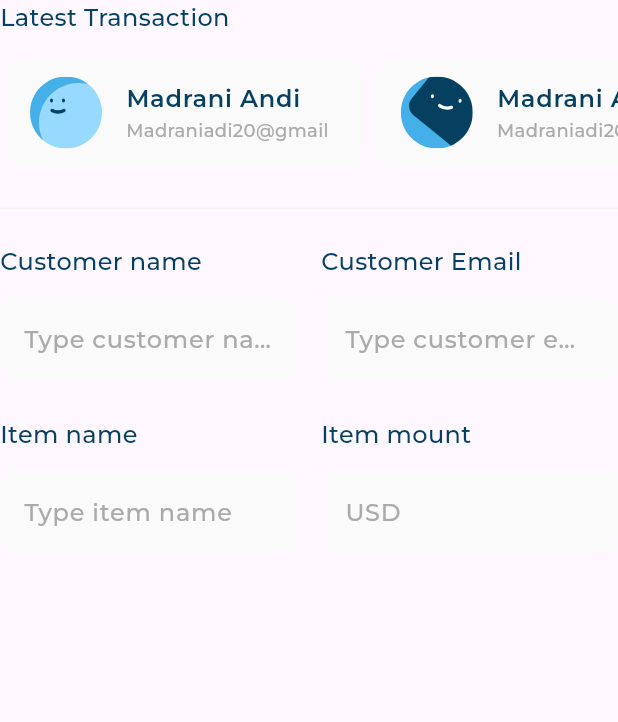
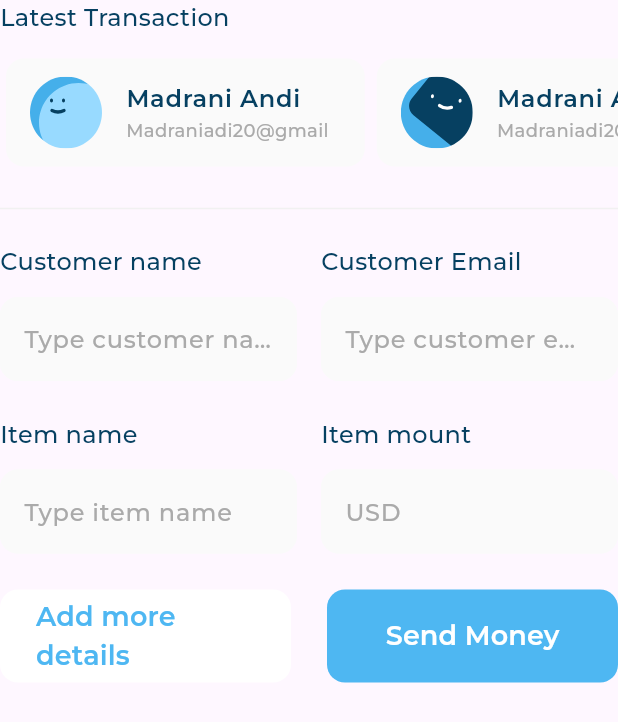
Before and after one commit to moelsayed1/reponsive_dashboard, a Flutter app: the LatestTransaction widget shown alone on an empty page, opened directly, on a phone screen of 412 x 824 dp. Shown: the top 722 px of the screen. Run offline on Flutter 3.47's test engine with Material 3 defaults, Android fonts, the phone set to English and light mode, and no system bars; our stand-ins replace flutter_svg; project files that could hold a hidden picture were left out.

Commit message:
quick_invoice.dart done

```diff
--- /dev/null
+++ b/lib/views/widgets/custom_button.dart
@@ -0,0 +1,32 @@
+import 'package:flutter/material.dart';
+import 'package:responsive_dashboard/utils/app_styles.dart';
+
+class CustomButton extends StatelessWidget {
+  const CustomButton({super.key, this.backgroundColor, this.textColor, required this.text});
+
+  final Color? backgroundColor, textColor;
+  final String text;
+
+  @override
+  Widget build(BuildContext context) {
+    return SizedBox(
+      height: 62,
+      child: ElevatedButton(
+        style: ElevatedButton.styleFrom(
+          shape: RoundedRectangleBorder(
+            borderRadius: BorderRadius.circular(12),
+          ),
+          elevation: 0,
+          backgroundColor: backgroundColor ?? Color(0xff4EB7F2),
+        ),
+        onPressed: () {},
+        child: Text(
+          text,
+          style: StylesApp.styleSemiBold18.copyWith(
+            color: textColor,
+          ),
+        ),
+      ),
+    );
+  }
+}
--- a/lib/views/widgets/dashboard_desktop_layout.dart
+++ b/lib/views/widgets/dashboard_desktop_layout.dart
@@ -21,6 +21,9 @@ class DashboardDesktopLayout extends StatelessWidget {
             flex: 2,
             child: Column(
               children: [
+                SizedBox(
+                  height: 40,
+                ),
                 AllExpenses(),
                 SizedBox(
                   height: 24,
--- a/lib/views/widgets/latest_transaction.dart
+++ b/lib/views/widgets/latest_transaction.dart
@@ -1,5 +1,6 @@
 import 'package:flutter/material.dart';
 import 'package:responsive_dashboard/utils/app_styles.dart';
+import 'package:responsive_dashboard/views/widgets/custom_button.dart';
 import 'package:responsive_dashboard/views/widgets/latest_transaction_list_view.dart';
 import 'package:responsive_dashboard/views/widgets/quick_invoice_form.dart';
 
@@ -27,6 +28,26 @@ class LatestTransaction extends StatelessWidget {
         SizedBox(
           height: 24,
         ),
+        Row(
+          children: [
+            Expanded(
+              child: CustomButton(
+                text: 'Add more details',
+                backgroundColor: Colors.white,
+                textColor: Color(0xff4EB7F2),
+              ),
+            ),
+            SizedBox(
+              width: 24,
+            ),
+            Expanded(
+              child: CustomButton(
+                text: 'Send Money',
+                textColor: Colors.white,
+              ),
+            ),
+          ],
+        ),
       ],
     );
   }
--- a/lib/views/widgets/quick_invoice.dart
+++ b/lib/views/widgets/quick_invoice.dart
@@ -10,6 +10,7 @@ class QuickInvoice extends StatelessWidget {
   Widget build(BuildContext context) {
     return CustomBackgroundContainer(
       child: Column(
+        crossAxisAlignment: CrossAxisAlignment.start,
         children: [
           QuickInvoiceHeader(),
           SizedBox(
```
